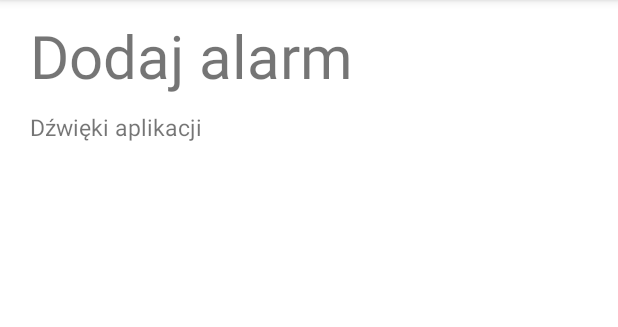
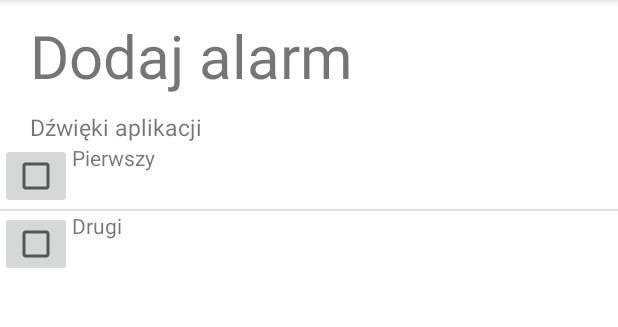
Before and after one commit to niemczyk13/ReliableAlarmClock, an Android app: the SelectSoundActivity screen opened directly, with no data from a screen before it, on a phone screen of 412 x 824 dp, the part 84-411 px from its top. Run offline under Robolectric (Android 15) with nearby library versions, the phone set to English and light mode, and no system bars; our stand-ins replace ButterKnife.

Commit message:
Pre-play the built-in sounds

```diff
--- /dev/null
+++ b/app/src/main/java/com/niemiec/reliablealarmclock/view/activity/addAlarm/sound/AlarmSoundData.java
@@ -0,0 +1,24 @@
+package com.niemiec.reliablealarmclock.view.activity.addAlarm.sound;
+
+import com.niemiec.reliablealarmclock.R;
+
+import java.util.ArrayList;
+import java.util.List;
+
+public class AlarmSoundData {
+    private List<Sound> sounds;
+
+    public AlarmSoundData() {
+        sounds = new ArrayList<>();
+        sounds.add(new Sound("Pierwszy", R.raw.closer));
+        sounds.add(new Sound("Drugi", R.raw.creep));
+    }
+
+    public int getSize() {
+        return sounds.size();
+    }
+
+    public Sound get(int position) {
+        return sounds.get(position);
+    }
+}
--- a/app/src/main/java/com/niemiec/reliablealarmclock/view/activity/addAlarm/sound/SelectSoundActivity.java
+++ b/app/src/main/java/com/niemiec/reliablealarmclock/view/activity/addAlarm/sound/SelectSoundActivity.java
@@ -8,7 +8,9 @@ import butterknife.BindView;
 import butterknife.ButterKnife;
 import butterknife.OnClick;
 
+import android.content.ContentResolver;
 import android.content.Intent;
+import android.media.MediaPlayer;
 import android.net.Uri;
 import android.os.Bundle;
 import android.os.Environment;
@@ -22,6 +24,7 @@ import com.niemiec.reliablealarmclock.view.activity.addAlarm.sound.file.MyFileAc
 import com.niemiec.reliablealarmclock.view.activity.addAlarm.sound.file.MySoundsActivity;
 
 import java.io.File;
+import java.lang.reflect.Field;
 import java.util.ArrayList;
 import java.util.Collection;
 import java.util.Collections;
@@ -30,6 +33,9 @@ import java.util.List;
 public class SelectSoundActivity extends AppCompatActivity implements SelectSoundContractMVP.View {
 
     private SelectSoundPresenter presenter;
+    private AlarmSoundData data = new AlarmSoundData();
+    private SelectSoundAdapter adapter;
+    private MediaPlayer mediaPlayer;
     @BindView(R.id.file_list_view)
     ListView fileListView;
 
@@ -43,6 +49,19 @@ public class SelectSoundActivity extends AppCompatActivity implements SelectSoun
 
 
         createSelectSoundPresenter();
+        //TODO
+        adapter = new SelectSoundAdapter(this, data);
+        fileListView.setAdapter(adapter);
+
+
+        fileListView.setOnItemClickListener((adapterView, view, position, l) -> {
+            Sound sound = data.get(position);
+            mediaPlayer = MediaPlayer.create(this, sound.getId());
+            mediaPlayer.start();
+            sound.setChecked(true);
+        });
+
+
 
         //TODO Dopisanie nowych melodii i lista i wyyberanie i powrót do AddAlarmActivity
     }
@@ -69,7 +88,7 @@ public class SelectSoundActivity extends AppCompatActivity implements SelectSoun
         startActivityForResult(intent, 1);
     }
 
-    //TODO
+    //TODO to co zwraca wywołana aktywność
     @Override
     protected void onActivityResult(int requestCode, int resultCode, @Nullable Intent data) {
         super.onActivityResult(requestCode, resultCode, data);
--- /dev/null
+++ b/app/src/main/java/com/niemiec/reliablealarmclock/view/activity/addAlarm/sound/SelectSoundAdapter.java
@@ -0,0 +1,85 @@
+package com.niemiec.reliablealarmclock.view.activity.addAlarm.sound;
+
+import android.content.Context;
+import android.view.LayoutInflater;
+import android.view.View;
+import android.view.ViewGroup;
+import android.widget.BaseAdapter;
+import android.widget.ImageButton;
+import android.widget.TextView;
+
+import com.niemiec.reliablealarmclock.R;
+
+import static android.content.Context.LAYOUT_INFLATER_SERVICE;
+
+public class SelectSoundAdapter extends BaseAdapter {
+    private Context context;
+    private AlarmSoundData data;
+    private LayoutInflater inflater;
+
+    public SelectSoundAdapter(SelectSoundActivity selectSoundActivity, AlarmSoundData data) {
+        this.context = selectSoundActivity;
+        this.data = data;
+        inflater = (LayoutInflater) context.getSystemService(LAYOUT_INFLATER_SERVICE);
+    }
+
+    @Override
+    public int getCount() {
+          return data.getSize();
+    }
+
+    @Override
+    public Object getItem(int i) {
+        return null;
+    }
+
+    @Override
+    public long getItemId(int i) {
+        return 0;
+    }
+
+    @Override
+    public View getView(int position, View convertView, ViewGroup parent) {
+        View view = convertView;
+        ViewHolder viewHolder = null;
+
+        Sound sound = data.get(position);
+
+        if (view == null) {
+            view = inflater.inflate(R.layout.sound_list_item, parent, false);
+            viewHolder = new ViewHolder(view);
+            view.setTag(viewHolder);
+        } else {
+            viewHolder = (ViewHolder) view.getTag();
+        }
+
+        setValueInViewHolder(viewHolder, sound);
+
+        return view;
+    }
+
+    private void setValueInViewHolder(ViewHolder viewHolder, Sound sound) {
+        viewHolder.check.setImageResource(getImageResource(sound.isChecked()));
+        viewHolder.name.setText(sound.getName());
+    }
+
+    private int getImageResource(boolean checked) {
+        if (checked) {
+            return R.drawable.ic_baseline_check_box_24;
+        } else {
+            return R.drawable.ic_baseline_check_box_outline_blank_24;
+        }
+    }
+
+    class ViewHolder {
+        ImageButton check;
+        TextView name;
+
+        public ViewHolder(View view) {
+            check = view.findViewById(R.id.check_image_button);
+            name = view.findViewById(R.id.name_text_view);
+        }
+    }
+
+
+}
--- /dev/null
+++ b/app/src/main/java/com/niemiec/reliablealarmclock/view/activity/addAlarm/sound/Sound.java
@@ -0,0 +1,31 @@
+package com.niemiec.reliablealarmclock.view.activity.addAlarm.sound;
+
+import lombok.Getter;
+import lombok.Setter;
+
+public class Sound {
+    private boolean checked = false;
+    private String name;
+    private int id;
+
+    public Sound(String name, int id) {
+        this.name = name;
+        this.id = id;
+    }
+
+    public void setChecked(boolean checked) {
+        this.checked = checked;
+    }
+
+    public boolean isChecked() {
+        return checked;
+    }
+
+    public String getName() {
+        return name;
+    }
+
+    public int getId() {
+        return id;
+    }
+}
--- a/app/src/main/java/com/niemiec/reliablealarmclock/view/activity/addAlarm/sound/file/MySoundsActivity.java
+++ b/app/src/main/java/com/niemiec/reliablealarmclock/view/activity/addAlarm/sound/file/MySoundsActivity.java
@@ -116,6 +116,7 @@ public class MySoundsActivity extends AppCompatActivity implements LoaderManager
     @Override
     public Loader<Cursor> onCreateLoader(int id, @Nullable Bundle args) {
         Uri uri = MediaStore.Audio.Media.EXTERNAL_CONTENT_URI;
+        //Uri uri = Uri.parse("android.resource://" + getPackageName() + "/res/raw");
         CursorLoader cl =  new CursorLoader(this, uri, null, filter, null, null);
         cl.setSortOrder(MediaStore.MediaColumns.TITLE + " ASC" );
         return cl;
--- a/app/src/main/java/com/niemiec/reliablealarmclock/view/activity/addAlarm/sound/file/adapter/MusicListAdapter.java
+++ b/app/src/main/java/com/niemiec/reliablealarmclock/view/activity/addAlarm/sound/file/adapter/MusicListAdapter.java
@@ -50,7 +50,7 @@ public class MusicListAdapter extends BaseAdapter implements Filterable {
         cursor.moveToPosition(position);
 
         if (view == null) {
-            view = inflater.inflate(R.layout.music_list_row, parent, false);
+            view = inflater.inflate(R.layout.music_list_item, parent, false);
             viewHolder = new ViewHolder(view);
             view.setTag(viewHolder);
         } else {
--- /dev/null
+++ b/app/src/main/res/drawable/ic_baseline_check_box_24.xml
@@ -0,0 +1,10 @@
+<vector xmlns:android="http://schemas.android.com/apk/res/android"
+    android:width="24dp"
+    android:height="24dp"
+    android:viewportWidth="24"
+    android:viewportHeight="24"
+    android:tint="?attr/colorControlNormal">
+  <path
+      android:fillColor="@android:color/white"
+      android:pathData="M19,3L5,3c-1.11,0 -2,0.9 -2,2v14c0,1.1 0.89,2 2,2h14c1.11,0 2,-0.9 2,-2L21,5c0,-1.1 -0.89,-2 -2,-2zM10,17l-5,-5 1.41,-1.41L10,14.17l7.59,-7.59L19,8l-9,9z"/>
+</vector>
--- /dev/null
+++ b/app/src/main/res/drawable/ic_baseline_check_box_outline_blank_24.xml
@@ -0,0 +1,10 @@
+<vector xmlns:android="http://schemas.android.com/apk/res/android"
+    android:width="24dp"
+    android:height="24dp"
+    android:viewportWidth="24"
+    android:viewportHeight="24"
+    android:tint="?attr/colorControlNormal">
+  <path
+      android:fillColor="@android:color/white"
+      android:pathData="M19,5v14H5V5h14m0,-2H5c-1.1,0 -2,0.9 -2,2v14c0,1.1 0.9,2 2,2h14c1.1,0 2,-0.9 2,-2V5c0,-1.1 -0.9,-2 -2,-2z"/>
+</vector>
--- a/app/src/main/res/layout/music_list_row.xml
+++ b/app/src/main/res/layout/music_list_item.xml
@@ -11,7 +11,6 @@
         android:layout_width="wrap_content"
         android:layout_height="wrap_content"
         android:layout_gravity="fill_horizontal"
-        android:text="LALALA"
         android:layout_row="0"
         android:layout_column="0"
         />
@@ -21,7 +20,6 @@
         android:layout_width="wrap_content"
         android:layout_height="wrap_content"
         android:layout_gravity="fill_horizontal"
-        android:text="LALALA"
         android:layout_row="1"
         android:layout_column="0"
         />
--- /dev/null
+++ b/app/src/main/res/layout/sound_list_item.xml
@@ -0,0 +1,19 @@
+<?xml version="1.0" encoding="utf-8"?>
+<LinearLayout
+    xmlns:android="http://schemas.android.com/apk/res/android" android:layout_width="match_parent"
+    android:descendantFocusability="blocksDescendants"
+    android:layout_height="match_parent">
+
+    <ImageButton
+        android:id="@+id/check_image_button"
+        android:layout_width="wrap_content"
+        android:layout_height="wrap_content"
+        />
+
+    <TextView
+        android:id="@+id/name_text_view"
+        android:layout_width="wrap_content"
+        android:layout_height="wrap_content"
+        />
+
+</LinearLayout>
```
Also changed, not shown: 2 other files.
